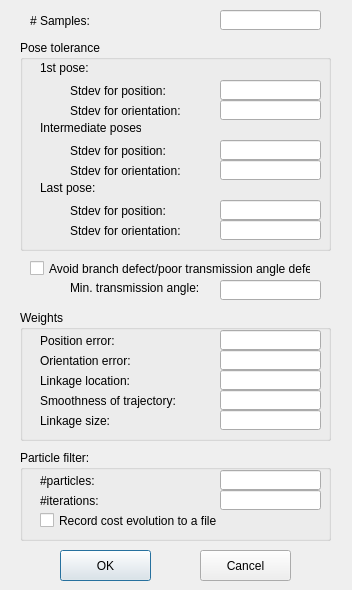
Above: KinematicDesign2D_ThreeBodies_MultiThread/LinkageSynthesisOptionDialog.ui from gnishida/KinematicDesign2D_ThreeBodies_MultiThread before the change. Below: the same form after it.
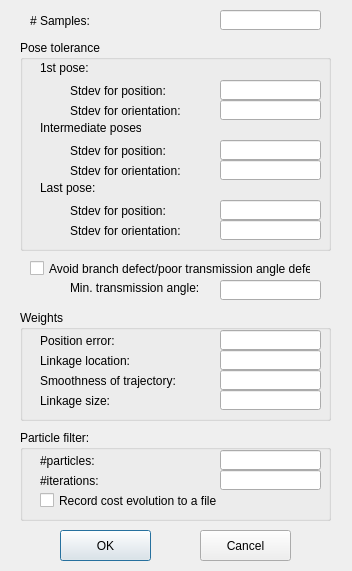
That is the form after the change.

Patch:
```diff
--- a/KinematicDesign2D_ThreeBodies_MultiThread/LinkageSynthesisOptionDialog.ui
+++ b/KinematicDesign2D_ThreeBodies_MultiThread/LinkageSynthesisOptionDialog.ui
@@ -7,7 +7,7 @@
     <x>0</x>
     <y>0</y>
     <width>352</width>
-    <height>590</height>
+    <height>571</height>
    </rect>
   </property>
   <property name="windowTitle">
@@ -53,7 +53,7 @@
    <property name="geometry">
     <rect>
      <x>60</x>
-     <y>550</y>
+     <y>530</y>
      <width>91</width>
      <height>31</height>
     </rect>
@@ -66,7 +66,7 @@
    <property name="geometry">
     <rect>
      <x>200</x>
-     <y>550</y>
+     <y>530</y>
      <width>91</width>
      <height>31</height>
     </rect>
@@ -271,7 +271,7 @@
      <x>20</x>
      <y>310</y>
      <width>311</width>
-     <height>131</height>
+     <height>111</height>
     </rect>
    </property>
    <property name="title">
@@ -304,7 +304,7 @@
     <property name="geometry">
      <rect>
       <x>20</x>
-      <y>80</y>
+      <y>60</y>
       <width>161</width>
       <height>21</height>
      </rect>
@@ -317,7 +317,7 @@
     <property name="geometry">
      <rect>
       <x>200</x>
-      <y>80</y>
+      <y>60</y>
       <width>101</width>
       <height>20</height>
      </rect>
@@ -327,7 +327,7 @@
     <property name="geometry">
      <rect>
       <x>20</x>
-      <y>100</y>
+      <y>80</y>
       <width>121</width>
       <height>21</height>
      </rect>
@@ -340,30 +340,7 @@
     <property name="geometry">
      <rect>
       <x>200</x>
-      <y>100</y>
-      <width>101</width>
-      <height>20</height>
-     </rect>
-    </property>
-   </widget>
-   <widget class="QLabel" name="label_14">
-    <property name="geometry">
-     <rect>
-      <x>20</x>
-      <y>40</y>
-      <width>111</width>
-      <height>21</height>
-     </rect>
-    </property>
-    <property name="text">
-     <string>Orientation error:</string>
-    </property>
-   </widget>
-   <widget class="QLineEdit" name="lineEditOrientationErrorWeight">
-    <property name="geometry">
-     <rect>
-      <x>200</x>
-      <y>40</y>
+      <y>80</y>
       <width>101</width>
       <height>20</height>
      </rect>
@@ -373,7 +350,7 @@
     <property name="geometry">
      <rect>
       <x>20</x>
-      <y>60</y>
+      <y>40</y>
       <width>111</width>
       <height>21</height>
      </rect>
@@ -386,7 +363,7 @@
     <property name="geometry">
      <rect>
       <x>200</x>
-      <y>60</y>
+      <y>40</y>
       <width>101</width>
       <height>20</height>
      </rect>
@@ -420,7 +397,7 @@
    <property name="geometry">
     <rect>
      <x>20</x>
-     <y>450</y>
+     <y>430</y>
      <width>311</width>
      <height>91</height>
     </rect>
```
